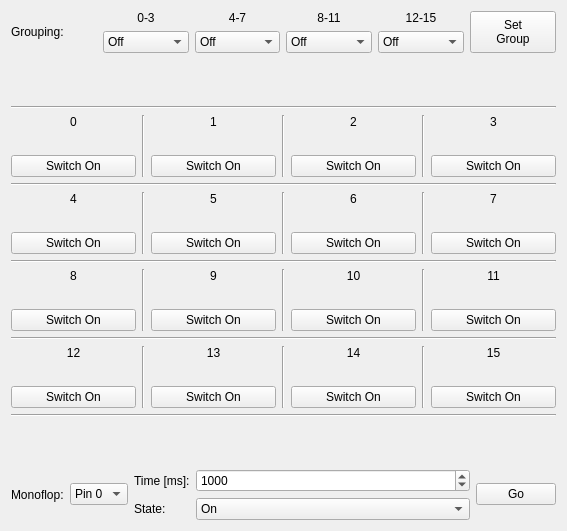
The window that src/brickv/plugin_system/plugins/industrial_quad_relay/ui/industrial_quad_relay.ui (Tinkerforge/brickv) describes before a commit, drawn with Qt 5.
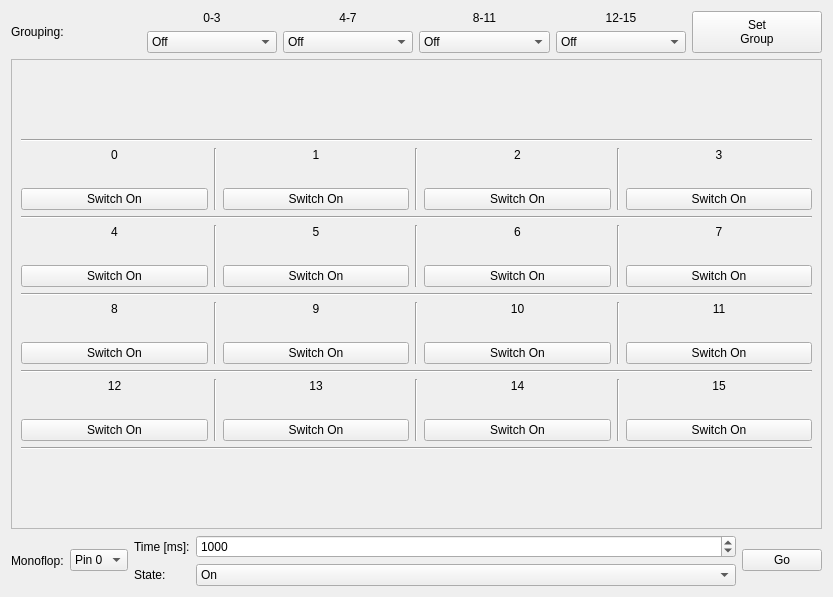
The same window after the commit.

Commit message: Add scroll areas in groupable Bricklet GUI layouts to reduce minimal height

What changed in the file:
```diff
--- a/src/brickv/plugin_system/plugins/industrial_quad_relay/ui/industrial_quad_relay.ui
+++ b/src/brickv/plugin_system/plugins/industrial_quad_relay/ui/industrial_quad_relay.ui
@@ -6,8 +6,8 @@
    <rect>
     <x>0</x>
     <y>0</y>
-    <width>567</width>
-    <height>531</height>
+    <width>833</width>
+    <height>597</height>
    </rect>
   </property>
   <property name="windowTitle">
@@ -212,7 +212,22 @@
     </layout>
    </item>
    <item>
-    <spacer name="verticalSpacer_2">
+    <widget class="QScrollArea" name="scrollArea">
+     <property name="widgetResizable">
+      <bool>true</bool>
+     </property>
+     <widget class="QWidget" name="scrollAreaWidgetContents">
+      <property name="geometry">
+       <rect>
+        <x>0</x>
+        <y>0</y>
+        <width>813</width>
+        <height>447</height>
+       </rect>
+      </property>
+      <layout class="QVBoxLayout" name="verticalLayout_24">
+       <item>
+        <spacer name="verticalSpacer">
      <property name="orientation">
       <enum>Qt::Vertical</enum>
      </property>
@@ -859,17 +874,21 @@
     </widget>
    </item>
    <item>
-    <spacer name="verticalSpacer">
+        <spacer name="verticalSpacer_2">
      <property name="orientation">
       <enum>Qt::Vertical</enum>
      </property>
      <property name="sizeHint" stdset="0">
       <size>
        <width>20</width>
-       <height>0</height>
+           <height>20</height>
       </size>
      </property>
     </spacer>
+       </item>
+      </layout>
+     </widget>
+    </widget>
    </item>
    <item>
     <layout class="QHBoxLayout" name="horizontalLayout_3" stretch="0,0,0,1,0">
```
Lines whose indentation alone changed are shown as unchanged. The commit also changes 2 other files.
